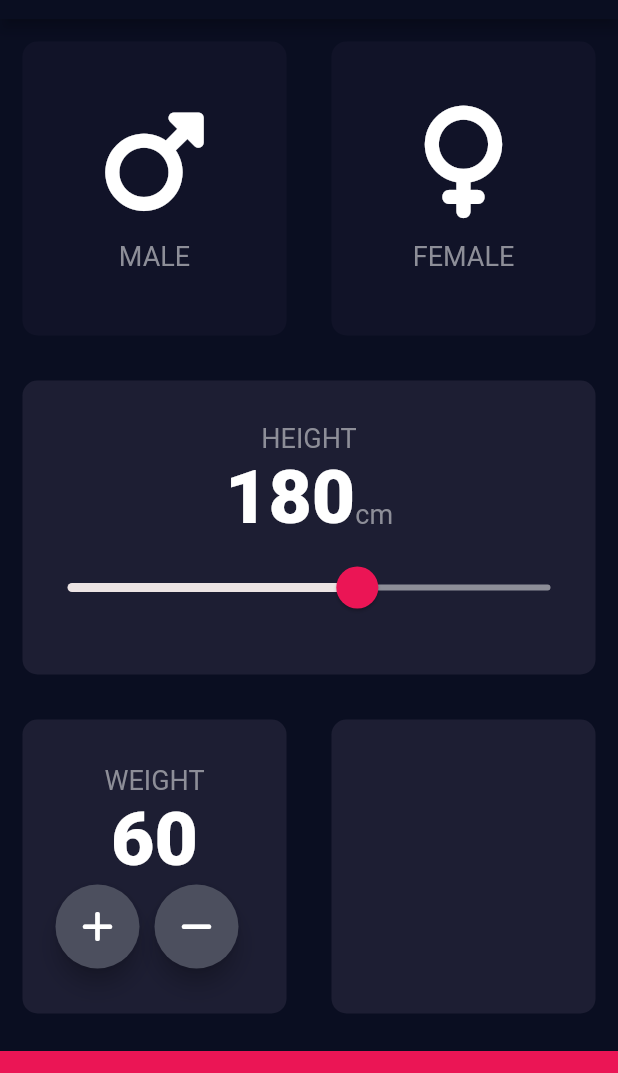
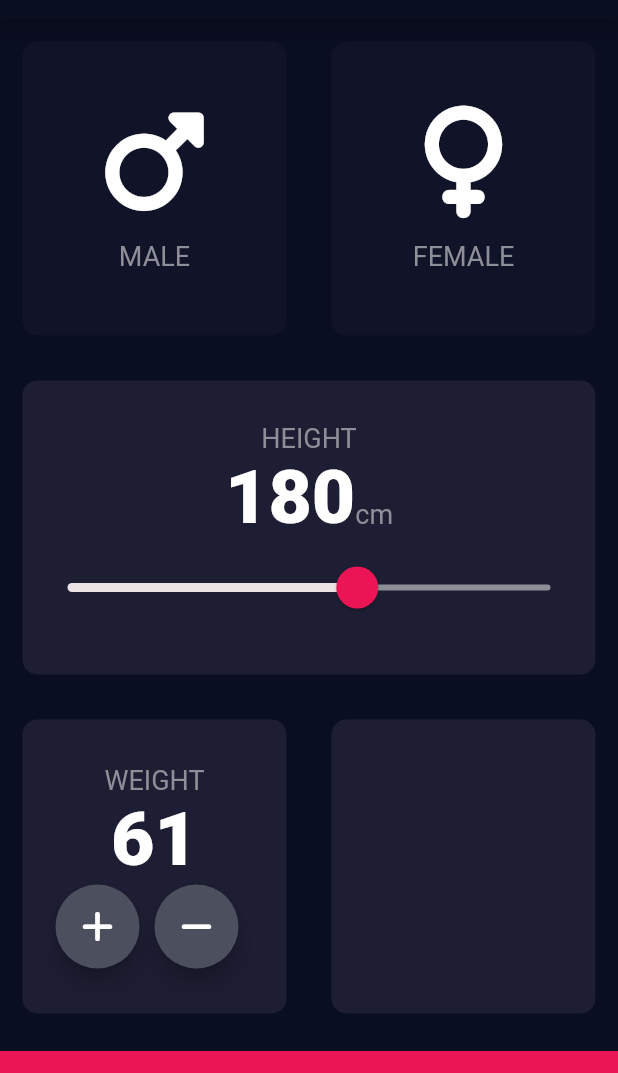
Before and after one commit to saubhagyap/BmiCalculator, a Flutter app: the screen it shows after launch, after a tap on an icon or button, on a phone screen of 412 x 824 dp, the part 65-1138 px from its top. Run offline on Flutter 3.47's test engine with Material 2 defaults, Android fonts, the phone set to English and light mode, and no system bars; our stand-ins replace font_awesome_flutter.

Commit message:
updated Work

```diff
--- a/lib/input_page.dart
+++ b/lib/input_page.dart
@@ -137,11 +137,23 @@ class _InputPageState extends State<InputPage> {
                         Padding(padding: EdgeInsets.all(11.0)),
                         RoundIconButton(
                           icon: FontAwesomeIcons.plus,
+                          onPressed: () {
+                            setState(() {
+                              weight++;
+                            });
+                          },
                         ),
                         SizedBox(
                           width: 10.0,
                         ),
-                        RoundIconButton(icon: FontAwesomeIcons.minus),
+                        RoundIconButton(
+                          icon: FontAwesomeIcons.minus,
+                          onPressed: () {
+                            setState(() {
+                              weight--;
+                            });
+                          },
+                        ),
                       ],
                     ),
                   ],
@@ -167,16 +179,17 @@ class _InputPageState extends State<InputPage> {
 }
 
 class RoundIconButton extends StatelessWidget {
-  RoundIconButton({this.icon});
+  RoundIconButton({this.icon, required this.onPressed});
 
   final IconData? icon;
+  final VoidCallback onPressed;
 
   @override
   Widget build(BuildContext context) {
     return RawMaterialButton(
+      elevation: 6.0,
       child: Icon(icon),
-      onPressed: () {},
-      elevation: 6.0,
+      onPressed: onPressed,
       constraints: BoxConstraints.tightFor(width: 56.0, height: 56.0),
       shape: CircleBorder(),
       fillColor: Color(0xFF4C4F5E),
```
